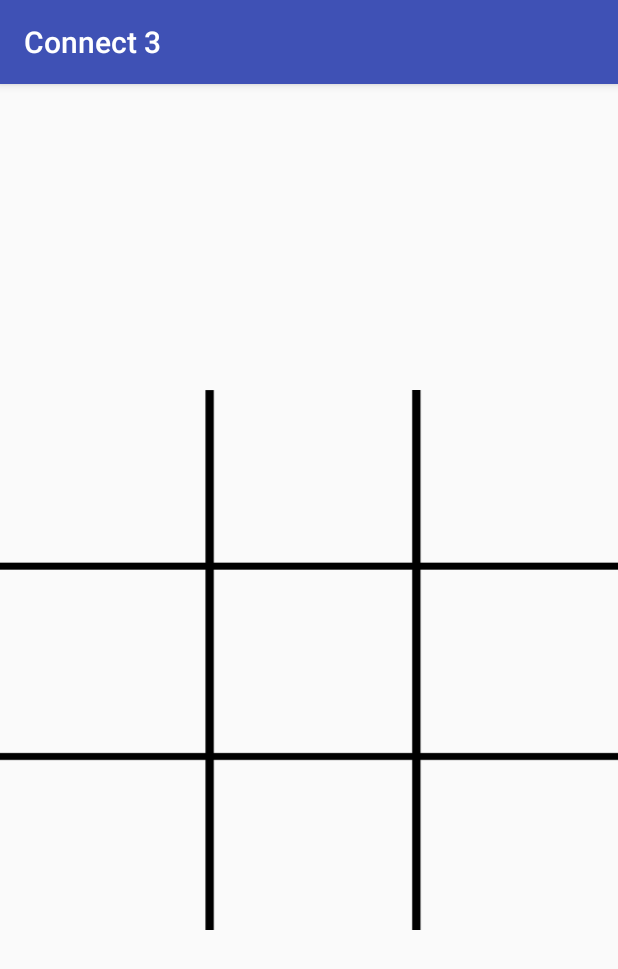
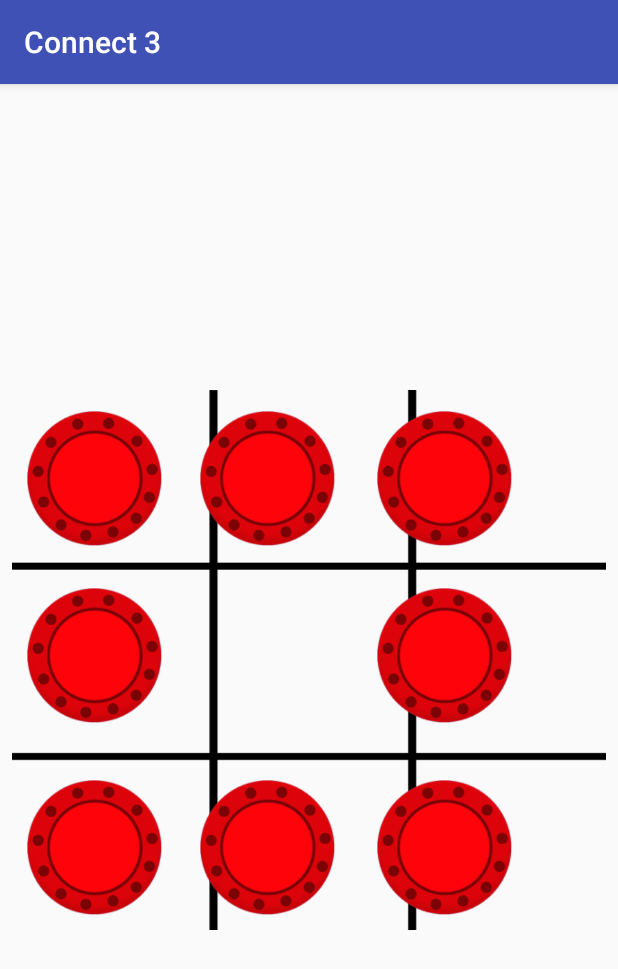
Before and after one commit to SuperHaker/Connect-3, an Android app: the screen it shows after launch (MainActivity), on a phone screen of 412 x 824 dp. Shown: the top 969 px of the screen. Run offline under Robolectric (Android 15) with nearby library versions, the phone set to English and light mode, and no system bars.

Commit message:
Tokens and animate

```diff
--- a/app/build.gradle
+++ b/app/build.gradle
@@ -20,7 +20,7 @@ android {
 }
 
 dependencies {
-    compile fileTree(dir: 'libs', include: ['*.jar'])
+    compile fileTree(include: ['*.jar'], dir: 'libs')
     androidTestCompile('com.android.support.test.espresso:espresso-core:2.2.2', {
         exclude group: 'com.android.support', module: 'support-annotations'
     })
--- a/app/src/main/java/com/example/android/connect3/MainActivity.java
+++ b/app/src/main/java/com/example/android/connect3/MainActivity.java
@@ -1,9 +1,20 @@
 package com.example.android.connect3;
 
+import android.os.Bundle;
 import android.support.v7.app.AppCompatActivity;
-import android.os.Bundle;
+import android.view.View;
+import android.widget.ImageView;
 
 public class MainActivity extends AppCompatActivity {
+
+
+    public void dropIn(View view){
+
+        ImageView token = (ImageView) view;
+        token.setTranslationY(-1000f);
+        token.setImageResource(R.drawable.yellow);
+        token.animate().translationYBy(1000f).rotation(360).setDuration(300);
+    }
 
     @Override
     protected void onCreate(Bundle savedInstanceState) {
--- a/app/src/main/res/layout/activity_main.xml
+++ b/app/src/main/res/layout/activity_main.xml
@@ -10,11 +10,116 @@
     <GridLayout
         android:layout_width="match_parent"
         android:layout_height="360dp"
+        android:background="@drawable/board"
+        android:columnCount="3"
+        android:rowCount="3"
         android:layout_centerHorizontal="true"
         android:layout_centerVertical="true"
-        android:background="@drawable/board"
-        android:columnCount="3"
-        android:rowCount="3">
+        android:layout_marginStart="8dp"
+        android:layout_marginEnd="8dp"
+        android:layout_marginLeft="8dp"
+        android:layout_marginRight="8dp">
+
+        <ImageView
+            android:id="@+id/imageView11"
+            android:onClick="dropIn"
+            android:layout_width="90dp"
+            android:layout_height="98dp"
+            android:layout_column="2"
+            android:layout_marginLeft="28dp"
+            android:layout_marginTop="30dp"
+            android:layout_row="2"
+            android:src="@drawable/red" />
+
+        <ImageView
+            android:id="@+id/imageView10"
+            android:layout_width="90dp"
+            android:layout_height="98dp"
+            android:layout_column="1"
+            android:onClick="dropIn"
+            android:layout_marginLeft="25dp"
+            android:layout_marginTop="30dp"
+            android:layout_row="2"
+            android:src="@drawable/red" />
+
+        <ImageView
+            android:id="@+id/imageView9"
+            android:layout_width="90dp"
+            android:layout_height="98dp"
+            android:layout_column="0"
+            android:layout_marginLeft="10dp"
+            android:layout_marginTop="30dp"
+            android:layout_row="2"
+            android:onClick="dropIn"
+            android:src="@drawable/red" />
+
+        <ImageView
+            android:id="@+id/imageView8"
+            android:layout_width="90dp"
+            android:layout_height="98dp"
+            android:layout_column="1"
+            android:layout_marginLeft="25dp"
+            android:layout_marginTop="10dp"
+            android:layout_row="1"
+            android:onClick="dropIn" />
+
+        <ImageView
+            android:id="@+id/imageView7"
+            android:layout_width="90dp"
+            android:layout_height="98dp"
+            android:layout_column="2"
+            android:onClick="dropIn"
+            android:layout_marginLeft="28dp"
+            android:layout_marginTop="10dp"
+            android:layout_row="1"
+            android:src="@drawable/red" />
+
+        <ImageView
+            android:id="@+id/imageView6"
+            android:layout_width="90dp"
+            android:onClick="dropIn"
+            android:layout_height="98dp"
+            android:layout_column="0"
+            android:layout_marginLeft="10dp"
+            android:layout_marginTop="10dp"
+            android:layout_row="1"
+            android:src="@drawable/red" />
+
+        <ImageView
+            android:id="@+id/imageView5"
+            android:layout_width="90dp"
+            android:onClick="dropIn"
+            android:layout_height="98dp"
+            android:layout_column="2"
+            android:layout_marginBottom="10dp"
+            android:layout_marginLeft="28dp"
+            android:layout_marginTop="10dp"
+            android:layout_row="0"
+            android:src="@drawable/red" />
+
+        <ImageView
+            android:id="@+id/imageView4"
+            android:layout_width="90dp"
+            android:onClick="dropIn"
+            android:layout_height="98dp"
+            android:layout_column="1"
+            android:layout_marginBottom="10dp"
+            android:layout_marginLeft="25dp"
+            android:layout_marginTop="10dp"
+            android:layout_row="0"
+            android:src="@drawable/red" />
+
+        <ImageView
+            android:id="@+id/imageView"
+            android:layout_width="90dp"
+            android:layout_height="98dp"
+            android:onClick="dropIn"
+            android:layout_column="0"
+            android:layout_marginBottom="10dp"
+            android:layout_marginLeft="10dp"
+            android:layout_marginTop="10dp"
+            android:layout_row="0"
+            android:src="@drawable/red" />
 
     </GridLayout>
 </RelativeLayout>
```
